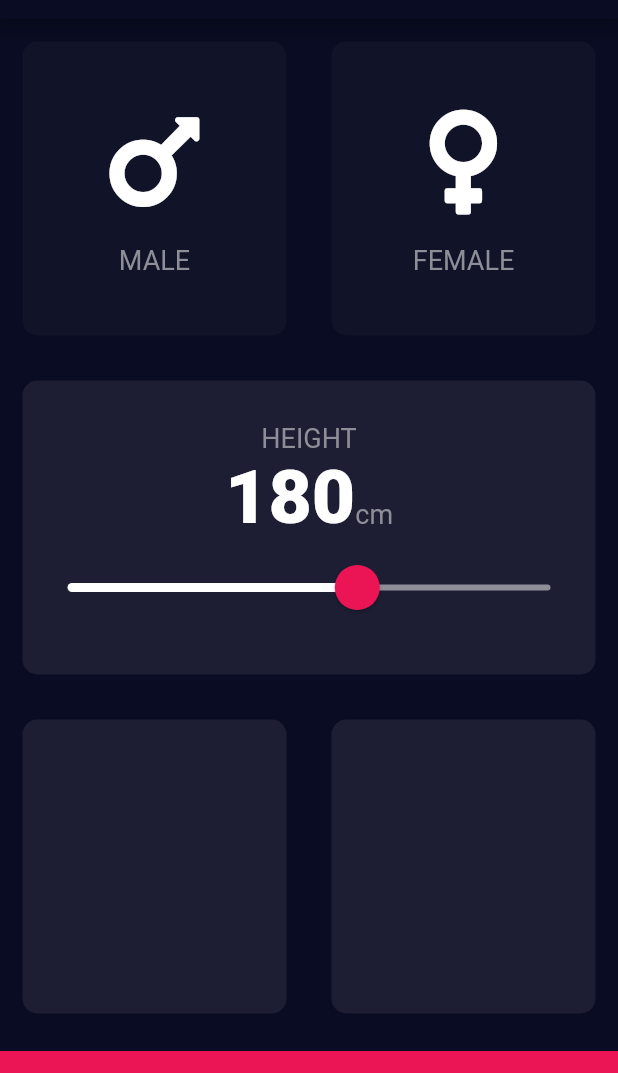
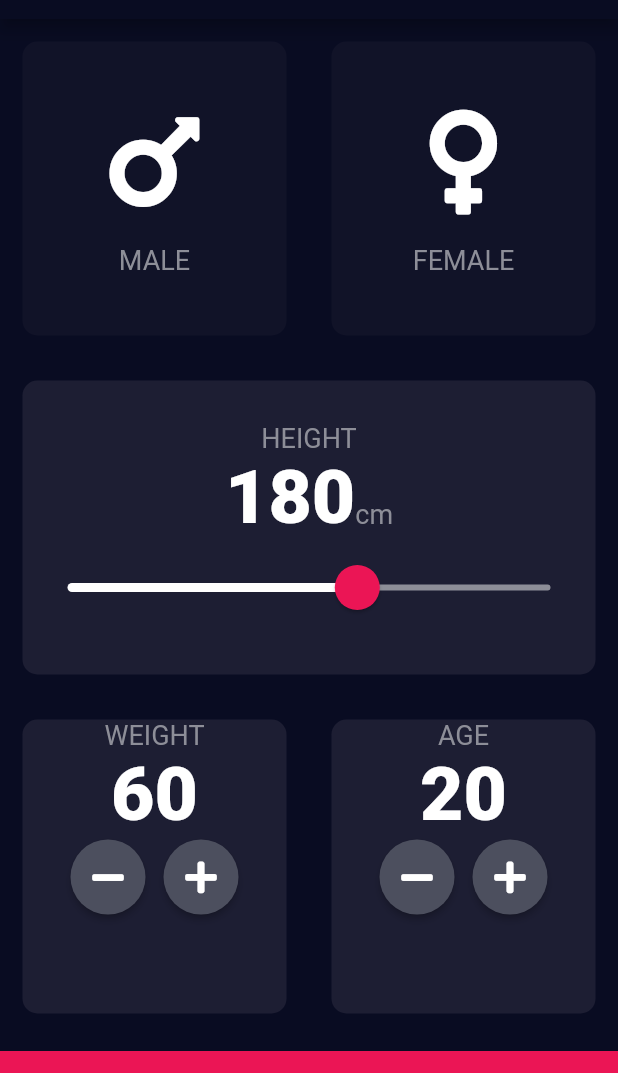
Before and after one commit to sabanansari/BMI-Calculator, a Flutter app: the screen it shows after launch, on a phone screen of 412 x 824 dp, the part 65-1138 px from its top. Run offline on Flutter 3.47's test engine with Material 2 defaults, Android fonts, the phone set to English and light mode, and no system bars; our stand-ins replace font_awesome_flutter.

Commit message:
main page creation complete

```diff
--- a/lib/input_page.dart
+++ b/lib/input_page.dart
@@ -18,6 +18,8 @@ class InputPage extends StatefulWidget {
 class _InputPageState extends State<InputPage> {
   Gender selectedGender;
   int height = 180;
+  int weight = 60;
+  int age = 20;
 
   @override
   Widget build(BuildContext context) {
@@ -39,15 +41,15 @@ class _InputPageState extends State<InputPage> {
                   });
                 },
                 cardChild: GenderCard(FontAwesomeIcons.mars, 'MALE'),
-                colour: selectedGender == Gender.male
+                colour: (selectedGender == Gender.male
                     ? kActiveCardColour
-                    : kInactiveCardColour,
+                    : kInactiveCardColour),
               )),
               Expanded(
                   child: BlackCard(
                 onPress: () {
                   setState(() {
-                    selectedGender = Gender.male;
+                    selectedGender = Gender.female;
                   });
                 },
                 cardChild: GenderCard(FontAwesomeIcons.venus, 'FEMALE'),
@@ -114,10 +116,70 @@ class _InputPageState extends State<InputPage> {
               Expanded(
                   child: BlackCard(
                 colour: kActiveCardColour,
+                cardChild: Column(
+                  children: <Widget>[
+                    Text(
+                      'WEIGHT',
+                      style: kLabelTextStyle,
+                    ),
+                    Text(
+                      weight.toString(),
+                      style: kNumberTextStyle,
+                    ),
+                    Row(
+                      mainAxisAlignment: MainAxisAlignment.center,
+                      children: <Widget>[
+                        RoundIconButton(FontAwesomeIcons.minus, () {
+                          setState(() {
+                            weight--;
+                          });
+                        }),
+                        SizedBox(
+                          width: 12.0,
+                        ),
+                        RoundIconButton(FontAwesomeIcons.plus, () {
+                          setState(() {
+                            weight++;
+                          });
+                        })
+                      ],
+                    )
+                  ],
+                ),
               )),
               Expanded(
                   child: BlackCard(
                 colour: kActiveCardColour,
+                cardChild: Column(
+                  children: <Widget>[
+                    Text(
+                      'AGE',
+                      style: kLabelTextStyle,
+                    ),
+                    Text(
+                      age.toString(),
+                      style: kNumberTextStyle,
+                    ),
+                    Row(
+                      mainAxisAlignment: MainAxisAlignment.center,
+                      children: <Widget>[
+                        RoundIconButton(FontAwesomeIcons.minus, () {
+                          setState(() {
+                            age--;
+                          });
+                        }),
+                        SizedBox(
+                          width: 12.0,
+                        ),
+                        RoundIconButton(FontAwesomeIcons.plus, () {
+                          setState(() {
+                            age++;
+                          });
+                        }),
+                      ],
+                    )
+                  ],
+                ),
               )),
             ],
           )),
@@ -132,3 +194,22 @@ class _InputPageState extends State<InputPage> {
     );
   }
 }
+
+class RoundIconButton extends StatelessWidget {
+  final IconData icon;
+  final Function onPressed;
+  RoundIconButton(this.icon, this.onPressed);
+  @override
+  Widget build(BuildContext context) {
+    return RawMaterialButton(
+      onPressed: onPressed,
+      child: Icon(icon),
+      constraints: BoxConstraints.tightFor(
+        width: 50.0,
+        height: 50.0,
+      ),
+      shape: CircleBorder(),
+      fillColor: Color(0xFF4C4F5E),
+    );
+  }
+}
```
